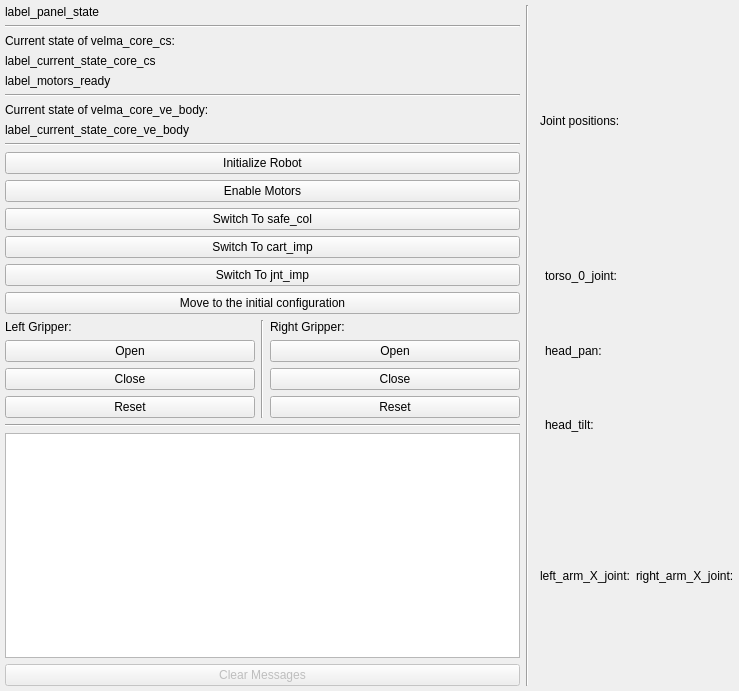
This is rqt_velma/resource/VelmaControlPanelWidget.ui in RCPRG-ros-pkg/velma_system as Qt 5 draws it before an edit. The edited form follows.
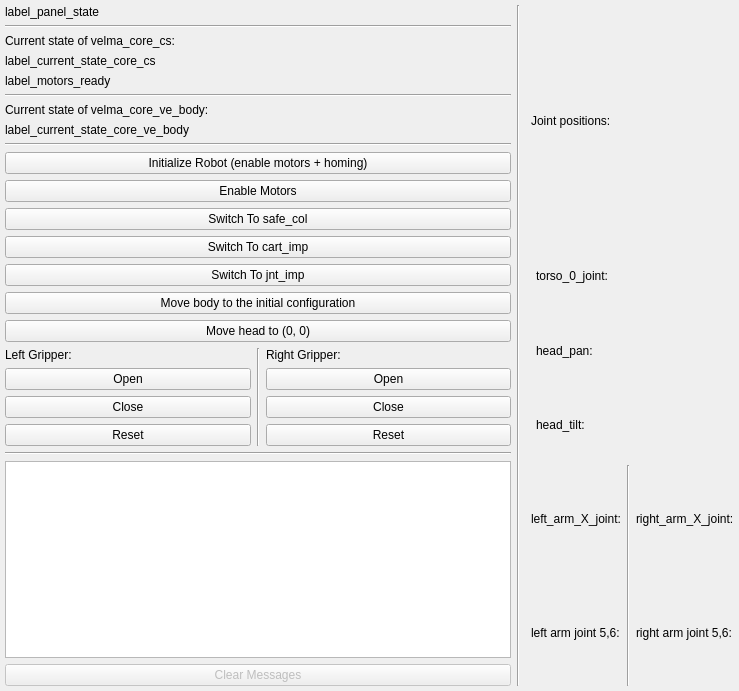
This is the edited form.

Commit message: updated rqt_velma

The edit to the form file:
```diff
--- a/rqt_velma/resource/VelmaControlPanelWidget.ui
+++ b/rqt_velma/resource/VelmaControlPanelWidget.ui
@@ -108,7 +108,7 @@
        <item>
         <widget class="QPushButton" name="button_initialize_robot">
          <property name="text">
-          <string>Initialize Robot</string>
+          <string>Initialize Robot (enable motors + homing)</string>
          </property>
         </widget>
        </item>
@@ -143,7 +143,14 @@
        <item>
         <widget class="QPushButton" name="button_move_to_initial_configuration">
          <property name="text">
-          <string>Move to the initial configuration</string>
+          <string>Move body to the initial configuration</string>
+         </property>
+        </widget>
+       </item>
+       <item>
+        <widget class="QPushButton" name="button_move_head_to_0">
+         <property name="text">
+          <string>Move head to (0, 0)</string>
          </property>
         </widget>
        </item>
@@ -322,8 +329,22 @@
              </property>
             </widget>
            </item>
+           <item>
+            <widget class="QLabel" name="label_3">
+             <property name="text">
+              <string>left arm joint 5,6:</string>
+             </property>
+            </widget>
+           </item>
           </layout>
          </item>
+         <item>
+          <widget class="Line" name="line_7">
+           <property name="orientation">
+            <enum>Qt::Vertical</enum>
+           </property>
+          </widget>
+         </item>
          <item>
           <layout class="QVBoxLayout" name="verticalLayout_5">
            <item>
@@ -333,6 +354,13 @@
              </property>
             </widget>
            </item>
+           <item>
+            <widget class="QLabel" name="label_7">
+             <property name="text">
+              <string>right arm joint 5,6:</string>
+             </property>
+            </widget>
+           </item>
           </layout>
          </item>
         </layout>
```
The commit also changes 1 other file.
